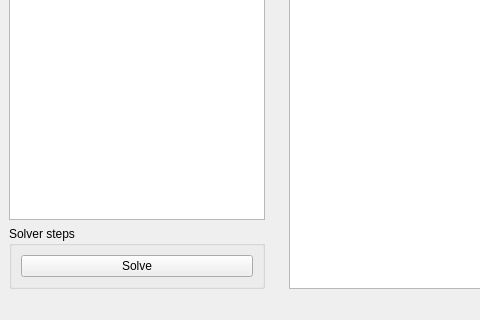
Qt form gui/ui/mainwindow.ui (JoostvanPinxten/ConstraintPuzzler) before a commit; both pictures show x 0 to 480 and y 326 to 646 of the 858 by 646 pixel window.
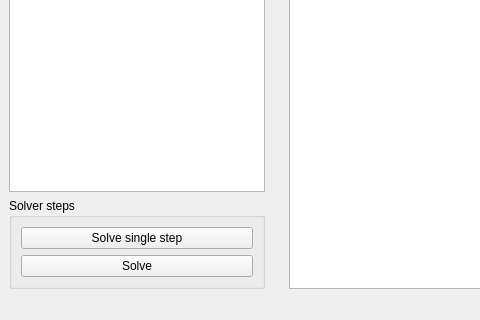
The same form after that commit.

Commit message:
Add a "Solve single step" button
Each click fills in one cell whose value follows from the constraints: a
deduction pass is run, and of the cells it would solve, one is picked at
random and filled in. A pass that only narrows down possible values keeps
that narrowing, so the next step can progress. On a contradiction the
puzzle is restored, like Solve does.

Patch:
```diff
--- a/gui/ui/mainwindow.ui
+++ b/gui/ui/mainwindow.ui
@@ -71,6 +71,16 @@
           <string>Solver steps</string>
          </property>
          <layout class="QVBoxLayout" name="verticalLayout_3">
+          <item>
+           <widget class="QPushButton" name="solveStepPushButton">
+            <property name="toolTip">
+             <string>Fill in one cell whose value follows from the constraints</string>
+            </property>
+            <property name="text">
+             <string>Solve single step</string>
+            </property>
+           </widget>
+          </item>
           <item>
            <widget class="QPushButton" name="solvePushButton">
             <property name="text">
```
The commit also changes 5 other files.
